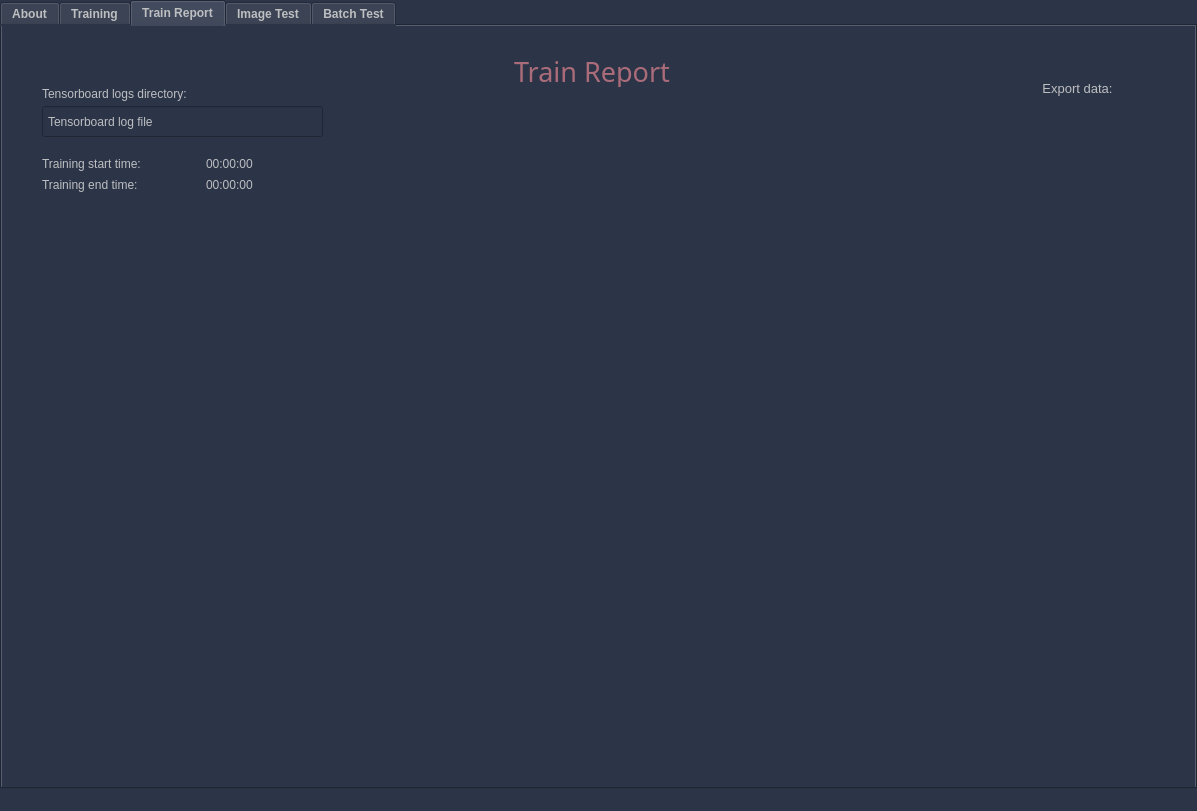
Qt form GUI/UI/MainScreen.ui (shlomi1074/Camouflage-Final-Project) before a commit.
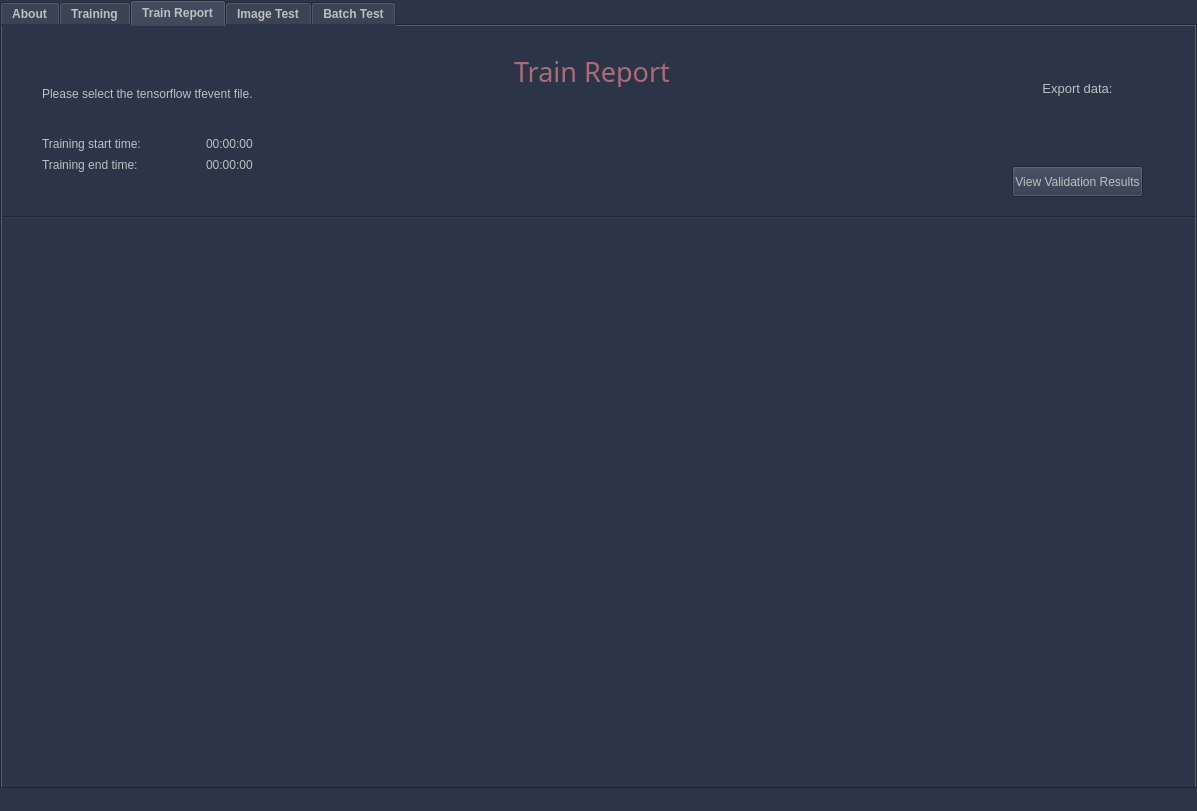
The same form after that commit. The open tabs and pages were chosen to show the change. Icons and pictures are not drawn.

```diff
--- a/GUI/UI/MainScreen.ui
+++ b/GUI/UI/MainScreen.ui
@@ -1559,9 +1559,9 @@
         <property name="geometry">
          <rect>
           <x>-1</x>
-          <y>169</y>
+          <y>209</y>
           <width>1201</width>
-          <height>611</height>
+          <height>541</height>
          </rect>
         </property>
         <layout class="QGridLayout" name="gridLayout">
@@ -1609,7 +1609,7 @@
          <rect>
           <x>40</x>
           <y>60</y>
-          <width>171</width>
+          <width>251</width>
           <height>16</height>
          </rect>
         </property>
@@ -1622,38 +1622,14 @@
          <string notr="true">color:#bdbfc0</string>
         </property>
         <property name="text">
-         <string>Tensorboard logs directory:</string>
-        </property>
-       </widget>
-       <widget class="QLineEdit" name="TensorboardFileLineText">
-        <property name="enabled">
-         <bool>false</bool>
-        </property>
-        <property name="geometry">
-         <rect>
-          <x>40</x>
-          <y>80</y>
-          <width>281</width>
-          <height>31</height>
-         </rect>
-        </property>
-        <property name="font">
-         <font>
-          <pointsize>9</pointsize>
-         </font>
-        </property>
-        <property name="styleSheet">
-         <string notr="true">color:#bdbfc0;padding-left:3px</string>
-        </property>
-        <property name="text">
-         <string>Tensorboard log file</string>
+         <string>Please select the tensorflow tfevent file.</string>
         </property>
        </widget>
        <widget class="QLabel" name="TensorboardFileButton">
         <property name="geometry">
          <rect>
-          <x>280</x>
-          <y>80</y>
+          <x>290</x>
+          <y>53</y>
           <width>31</width>
           <height>31</height>
          </rect>
@@ -1736,11 +1712,40 @@
          <set>Qt::AlignCenter</set>
         </property>
        </widget>
+       <widget class="QPushButton" name="resultsToggleButton">
+        <property name="geometry">
+         <rect>
+          <x>1010</x>
+          <y>140</y>
+          <width>131</width>
+          <height>31</height>
+         </rect>
+        </property>
+        <property name="styleSheet">
+         <string notr="true">color:#bdbfc0</string>
+        </property>
+        <property name="text">
+         <string>View Validation Results</string>
+        </property>
+       </widget>
+       <widget class="Line" name="line_5">
+        <property name="geometry">
+         <rect>
+          <x>0</x>
+          <y>190</y>
+          <width>1199</width>
+          <height>3</height>
+         </rect>
+        </property>
+        <property name="orientation">
+         <enum>Qt::Horizontal</enum>
+        </property>
+       </widget>
        <widget class="QWidget" name="">
         <property name="geometry">
          <rect>
           <x>40</x>
-          <y>130</y>
+          <y>110</y>
           <width>321</width>
           <height>36</height>
          </rect>
```
Left out of the diff: 37 changed lines with no effect on the pictures.
